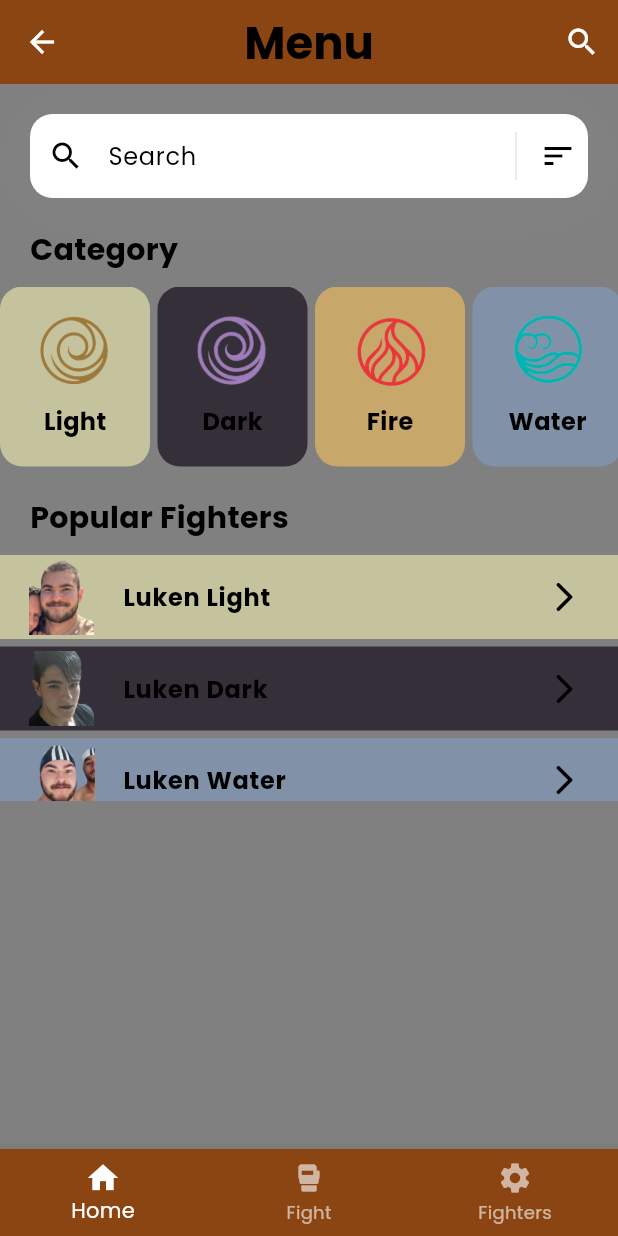
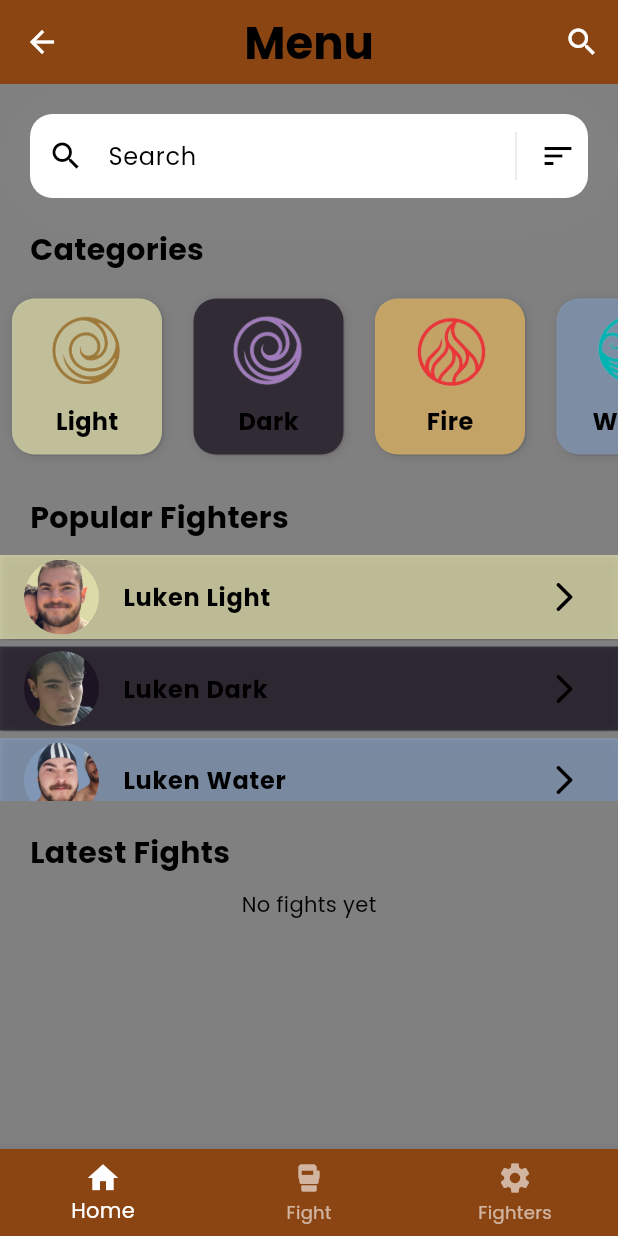
Before and after one commit to grez-lucas/flutter-fighterapp, a Flutter app: the screen it shows after launch, on a phone screen of 412 x 824 dp. Run offline on Flutter 3.47's test engine with Material 3 defaults, Android fonts, the phone set to English and light mode, and no system bars; our stand-ins replace audioplayers.

Commit message:
feat: homePage styling

```diff
--- a/lib/models/fight_model.dart
+++ b/lib/models/fight_model.dart
@@ -5,6 +5,7 @@ class Fight {
   final FighterModel fighter2;
   final List<Turn> turns = [];
   final List<String> log = [];
+  late FighterModel winner;
 
   static List<Fight> fights = [];
 
@@ -66,11 +67,13 @@ class Fight {
 
       if (!fighter2.isAlive()) {
         log.add('${fighter1.name} wins!');
+        winner = fighter1;
         break;
       }
 
       if (!fighter1.isAlive()) {
         log.add('${fighter2.name} wins!');
+        winner = fighter2;
         break;
       }
 
--- a/lib/pages/home.dart
+++ b/lib/pages/home.dart
@@ -1,17 +1,19 @@
 import 'package:flutter/material.dart';
 
 import '../models/models.dart';
+import '../widgets/app_widgets.dart';
 
 class HomePage extends StatefulWidget {
-  HomePage({super.key});
+  const HomePage({super.key});
 
   @override
   State<HomePage> createState() => _HomePageState();
 }
 
-class _HomePageState extends State<HomePage> {
+class _HomePageState extends State<HomePage> with WidgetsBindingObserver {
   List<CategoryModel> categories = [];
   List<FighterModel> fighters = [];
+  List<Fight> fights = [];
 
   void _getFighters() {
     fighters = FighterModel.getFighters();
@@ -21,11 +23,31 @@ class _HomePageState extends State<HomePage> {
     categories = CategoryModel.getCategories();
   }
 
+  void _getFights() {
+    fights = Fight.getFights();
+  }
+
   @override
   void initState() {
     super.initState();
+    WidgetsBinding.instance.addObserver(this);
     _getCategories();
     _getFighters();
+    _getFights();
+  }
+
+  @override
+  void dispose() {
+    WidgetsBinding.instance.removeObserver(this);
+    super.dispose();
+  }
+
+  @override
+  void didChangeAppLifecycleState(AppLifecycleState state) {
+    // Runs every time the app resumes
+    _getCategories();
+    _getFighters();
+    _getFights();
   }
 
   @override
@@ -60,6 +82,40 @@ class _HomePageState extends State<HomePage> {
             _searchBar(),
             _categorySection(),
             _popularFighters(),
+            Column(crossAxisAlignment: CrossAxisAlignment.start, children: [
+              Container(
+                alignment: Alignment.centerLeft,
+                margin: const EdgeInsets.only(left: 20, bottom: 10, top: 20),
+                child: const Text(
+                  'Latest Fights',
+                  style: TextStyle(
+                    color: Colors.black,
+                    fontSize: 20,
+                    fontWeight: FontWeight.bold,
+                    fontFamily: 'Poppins',
+                  ),
+                ),
+              ),
+              fights.isEmpty
+                  ? const Align(
+                      alignment: Alignment.center, child: Text('No fights yet'))
+                  : Container(
+                      height: 80,
+                      width: MediaQuery.of(context).size.width,
+                      child: ListView.separated(
+                        itemCount: fights.length,
+                        scrollDirection: Axis.vertical,
+                        separatorBuilder: (context, index) {
+                          return const SizedBox(
+                            width: 5,
+                          );
+                        },
+                        itemBuilder: (context, index) {
+                          return LatestFight(fights: fights, index: index);
+                        },
+                      ),
+                    ),
+            ])
           ],
         ),
       ),
@@ -95,7 +151,17 @@ class _HomePageState extends State<HomePage> {
             itemBuilder: (context, index) {
               return Container(
                 width: 100,
-                color: fighters[index].category.bgColor.withOpacity(0.75),
+                decoration: BoxDecoration(
+                  boxShadow: const [
+                    BoxShadow(
+                      color: Colors.black26,
+                      blurRadius: 5,
+                      offset: Offset(1, 1),
+                      blurStyle: BlurStyle.inner,
+                    ),
+                  ],
+                  color: fighters[index].category.bgColor.withOpacity(0.75),
+                ),
                 child: ListTile(
                   onTap: () {
                     Navigator.pushNamed(context, '/herodetail',
@@ -105,10 +171,9 @@ class _HomePageState extends State<HomePage> {
                   leading: SizedBox(
                     width: 50,
                     height: 50,
-                    child: Image.asset(
-                      fighters[index].image,
-                      width: 50,
-                      height: 5,
+                    child: CircleAvatar(
+                      backgroundImage: AssetImage(fighters[index].image),
+                      backgroundColor: fighters[index].category.bgColor,
                     ),
                   ),
                   title: Text(
@@ -136,7 +201,7 @@ class _HomePageState extends State<HomePage> {
           alignment: Alignment.centerLeft,
           margin: const EdgeInsets.only(left: 20, bottom: 10),
           child: const Text(
-            'Category',
+            'Categories',
             style: TextStyle(
               color: Colors.black,
               fontSize: 20,
@@ -156,7 +221,10 @@ class _HomePageState extends State<HomePage> {
                 );
               },
               itemBuilder: (context, index) {
-                return _categoryBox(index);
+                return Padding(
+                  padding: const EdgeInsets.all(8.0),
+                  child: _categoryBox(index),
+                );
               }),
         ),
       ],
@@ -169,6 +237,14 @@ class _HomePageState extends State<HomePage> {
       decoration: BoxDecoration(
         color: categories[index].bgColor.withOpacity(0.75),
         borderRadius: BorderRadius.circular(15),
+        boxShadow: const [
+          BoxShadow(
+            color: Colors.black12,
+            blurRadius: 5,
+            offset: Offset(1, 1),
+            blurStyle: BlurStyle.solid,
+          ),
+        ],
       ),
       child: Column(
         mainAxisAlignment: MainAxisAlignment.center,
--- a/lib/widgets/app_widgets.dart
+++ b/lib/widgets/app_widgets.dart
@@ -5,3 +5,4 @@ export 'fightlog_container_widget.dart';
 export "versus_circle_widget.dart";
 export "animated_select_fighter_widget.dart";
 export "x_circle_widget.dart";
+export "latest_fight_widget.dart";
```
Also changed, not shown: lib/widgets/latest_fight_widget.dart (added, +73 -0 lines), lib/pages/pages.dart (line endings or trailing spaces).
